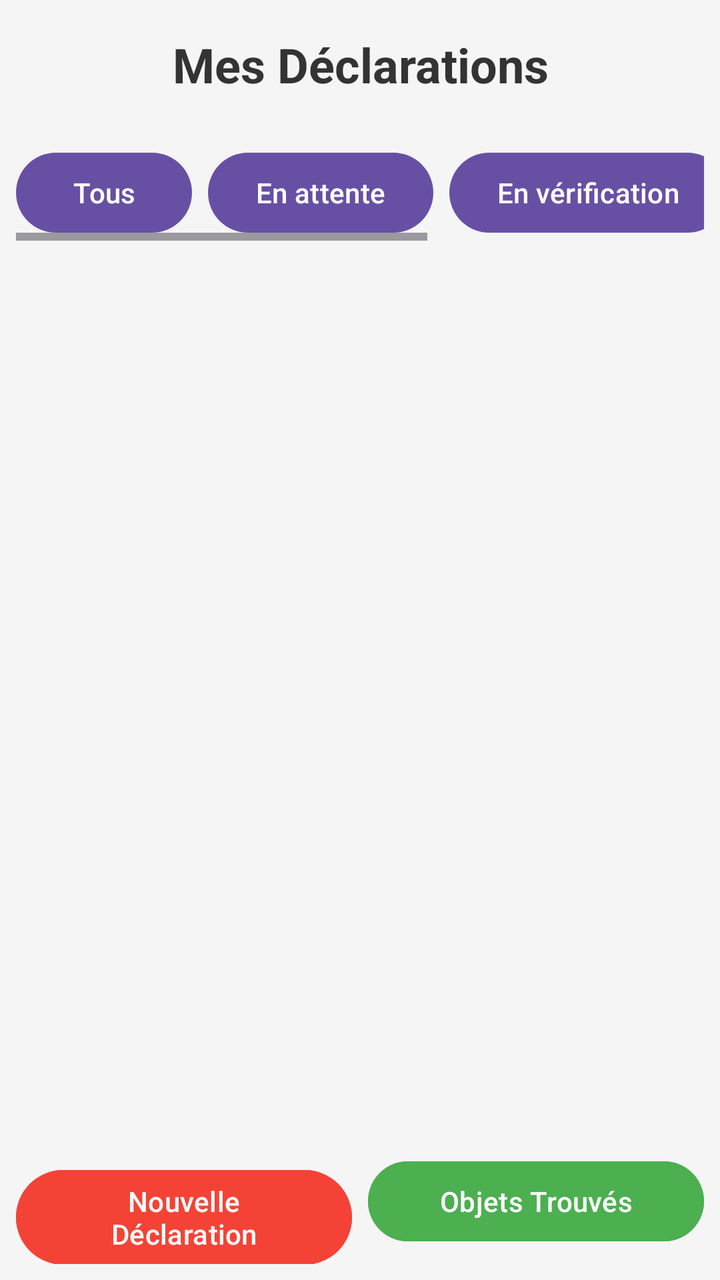
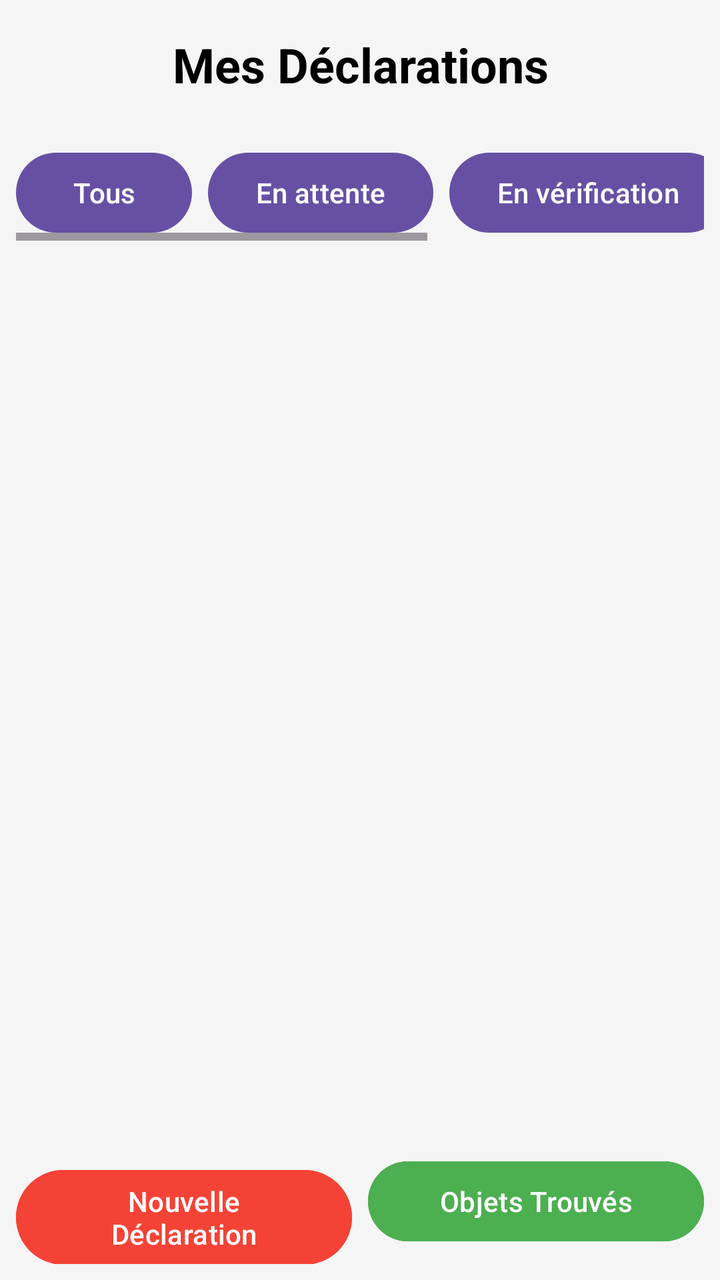

Before-and-after screenshots of an Android layout around one commit, followed by the original layout XML and the change that was made.
<!-- AndroidManifest.xml: application theme Theme.TPG12L3INF2526 -->
<!-- res/layout/fragment_my_declaration.xml -->
<?xml version="1.0" encoding="utf-8"?>
<LinearLayout xmlns:android="http://schemas.android.com/apk/res/android"
    android:layout_width="match_parent"
    android:layout_height="match_parent"
    android:orientation="vertical"
    android:background="#F5F5F5">

    <TextView
        android:layout_width="match_parent"
        android:layout_height="wrap_content"
        android:text="Mes Déclarations"
        android:textSize="24sp"
        android:textStyle="bold"
        android:textColor="#333333"
        android:gravity="center"
        android:padding="16dp"/>

    <HorizontalScrollView
        android:layout_width="match_parent"
        android:layout_height="wrap_content"
        android:padding="8dp">

        <LinearLayout
            android:layout_width="wrap_content"
            android:layout_height="wrap_content"
            android:orientation="horizontal">

            <Button
                android:id="@+id/btnAll"
                android:layout_width="wrap_content"
                android:layout_height="wrap_content"
                android:text="Tous"
                android:layout_marginEnd="8dp"/>

            <Button
                android:id="@+id/btnPending"
                android:layout_width="wrap_content"
                android:layout_height="wrap_content"
                android:text="En attente"
                android:layout_marginEnd="8dp"/>

            <Button
                android:id="@+id/btnVerification"
                android:layout_width="wrap_content"
                android:layout_height="wrap_content"
                android:text="En vérification"
                android:layout_marginEnd="8dp"/>

            <Button
                android:id="@+id/btnRecovered"
                android:layout_width="wrap_content"
                android:layout_height="wrap_content"
                android:text="Récupéré"
                android:layout_marginEnd="8dp"/>

            <Button
                android:id="@+id/btnRefresh"
                android:layout_width="wrap_content"
                android:layout_height="wrap_content"
                android:text="Actualiser"
                android:backgroundTint="#4CAF50"/>
        </LinearLayout>
    </HorizontalScrollView>

    <androidx.recyclerview.widget.RecyclerView
        android:id="@+id/recyclerMyDeclarations"
        android:layout_width="match_parent"
        android:layout_height="0dp"
        android:layout_weight="1"
        android:padding="8dp"/>

    <LinearLayout
        android:layout_width="match_parent"
        android:layout_height="wrap_content"
        android:orientation="horizontal"
        android:padding="8dp">

        <Button
            android:id="@+id/buttonNewDeclaration"
            android:layout_width="0dp"
            android:layout_height="wrap_content"
            android:layout_weight="1"
            android:text="Nouvelle Déclaration"
            android:backgroundTint="#F44336"
            android:textColor="#FFFFFF"
            android:layout_marginEnd="4dp"/>

        <Button
            android:id="@+id/buttonLostList"
            android:layout_width="0dp"
            android:layout_height="wrap_content"
            android:layout_weight="1"
            android:text="Objets Trouvés"
            android:backgroundTint="#4CAF50"
            android:textColor="#FFFFFF"
            android:layout_marginStart="4dp"/>
    </LinearLayout>

</LinearLayout>
<!-- resources referenced by this layout -->
<resources>
  <style name="Theme.TPG12L3INF2526" parent="Base.Theme.TPG12L3INF2526" />
  <style name="Base.Theme.TPG12L3INF2526" parent="Theme.Material3.DayNight.NoActionBar">
          
          
      </style>
</resources>

<!-- the commit's change to res/layout/fragment_my_declaration.xml (unified diff, before → after) -->
@@ -11,7 +11,7 @@
         android:text="Mes Déclarations"
         android:textSize="24sp"
         android:textStyle="bold"
-        android:textColor="#333333"
+        android:textColor="#000000"
         android:gravity="center"
         android:padding="16dp"/>
 
